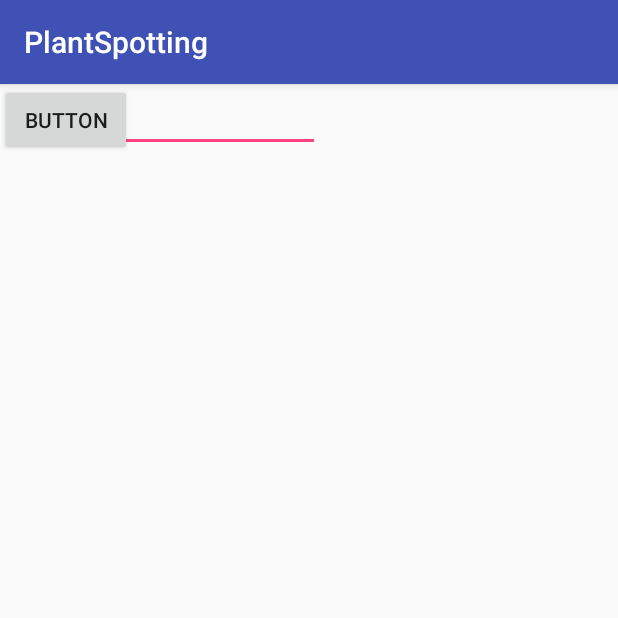
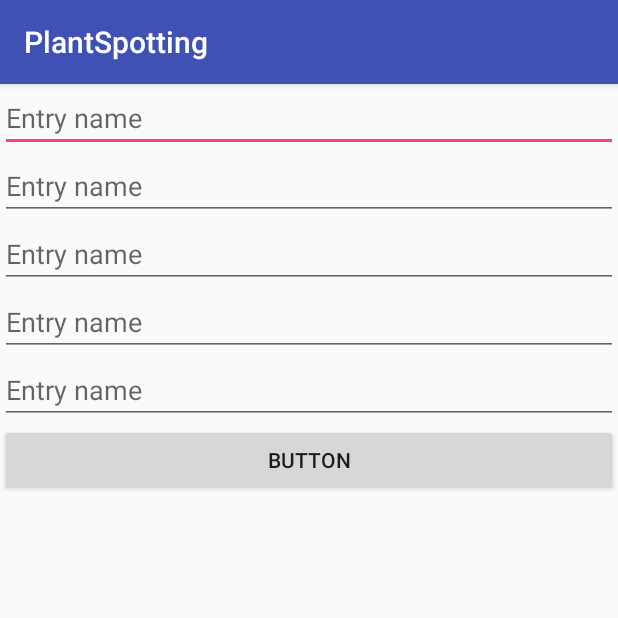
Before and after one commit to SHeija/PlantSpotting, an Android app: the AddNewEntry screen opened directly, with no data from a screen before it, on a phone screen of 412 x 824 dp, the top half of it. Run offline under Robolectric (Android 15) with nearby library versions, the phone set to English and light mode, and no system bars; our stand-ins replace Room's generated code.

Commit message:
Add, remove one and remove all work

```diff
--- a/app/src/main/res/layout/activity_add_new_entry.xml
+++ b/app/src/main/res/layout/activity_add_new_entry.xml
@@ -1,26 +1,67 @@
 <?xml version="1.0" encoding="utf-8"?>
-<android.support.constraint.ConstraintLayout xmlns:android="http://schemas.android.com/apk/res/android"
+<LinearLayout xmlns:android="http://schemas.android.com/apk/res/android"
     xmlns:app="http://schemas.android.com/apk/res-auto"
     xmlns:tools="http://schemas.android.com/tools"
+    android:orientation="vertical"
     android:layout_width="match_parent"
     android:layout_height="match_parent"
     tools:context=".AddNewEntry">
 
     <EditText
-        android:id="@+id/addEditText"
-        android:layout_width="wrap_content"
+        android:id="@+id/addNameEditText"
+        android:layout_width="match_parent"
         android:layout_height="wrap_content"
         android:ems="10"
-        android:hint="Entry"
+        android:hint="Entry name"
+        android:inputType="textPersonName"
+        tools:layout_editor_absoluteX="0dp"
+        tools:layout_editor_absoluteY="9dp" />
+
+    <EditText
+        android:id="@+id/addLatNameEditText"
+        android:layout_width="match_parent"
+        android:layout_height="wrap_content"
+        android:ems="10"
+        android:hint="Entry name"
+        android:inputType="textPersonName"
+        tools:layout_editor_absoluteX="0dp"
+        tools:layout_editor_absoluteY="9dp" />
+
+    <EditText
+        android:id="@+id/addDateEditText"
+        android:layout_width="match_parent"
+        android:layout_height="wrap_content"
+        android:ems="10"
+        android:hint="Entry name"
+        android:inputType="textPersonName"
+        tools:layout_editor_absoluteX="0dp"
+        tools:layout_editor_absoluteY="9dp" />
+
+    <EditText
+        android:id="@+id/addLocationEditText"
+        android:layout_width="match_parent"
+        android:layout_height="wrap_content"
+        android:ems="10"
+        android:hint="Entry name"
+        android:inputType="textPersonName"
+        tools:layout_editor_absoluteX="0dp"
+        tools:layout_editor_absoluteY="9dp" />
+
+    <EditText
+        android:id="@+id/addNoteEditText"
+        android:layout_width="match_parent"
+        android:layout_height="wrap_content"
+        android:ems="10"
+        android:hint="Entry name"
         android:inputType="textPersonName"
         tools:layout_editor_absoluteX="0dp"
         tools:layout_editor_absoluteY="9dp" />
 
     <Button
         android:id="@+id/addButton"
-        android:layout_width="wrap_content"
+        android:layout_width="match_parent"
         android:layout_height="wrap_content"
         android:text="Button"
         tools:layout_editor_absoluteX="0dp"
         tools:layout_editor_absoluteY="55dp" />
-</android.support.constraint.ConstraintLayout>
+</LinearLayout>
--- /dev/null
+++ b/app/src/main/res/menu/popup_menu.xml
@@ -0,0 +1,5 @@
+<?xml version="1.0" encoding="utf-8"?>
+<menu xmlns:android="http://schemas.android.com/apk/res/android">
+    <item android:id="@+id/menuRemoveThis"
+        android:title="Remove"/>
+</menu>
```
Also changed, not shown: app/src/main/java/fi/haaga_helia/sheija/plantspotting/AddNewEntry.java (+27 -6 lines), app/src/main/java/fi/haaga_helia/sheija/plantspotting/MainActivity.java (+34 -15 lines), app/src/main/java/fi/haaga_helia/sheija/plantspotting/RecyclerViewAdapter.java (+42 -13 lines), app/src/main/res/layout/activity_main.xml (+7 -7 lines), app/src/main/res/menu/main_menu.xml (added, +7 -0 lines).
